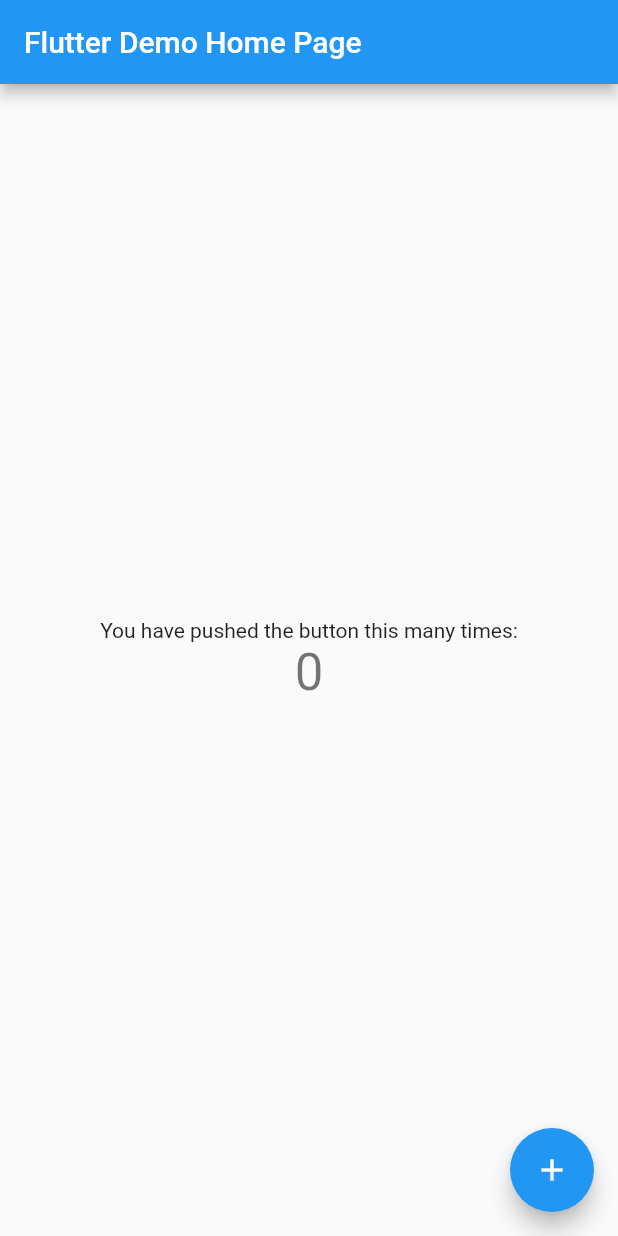
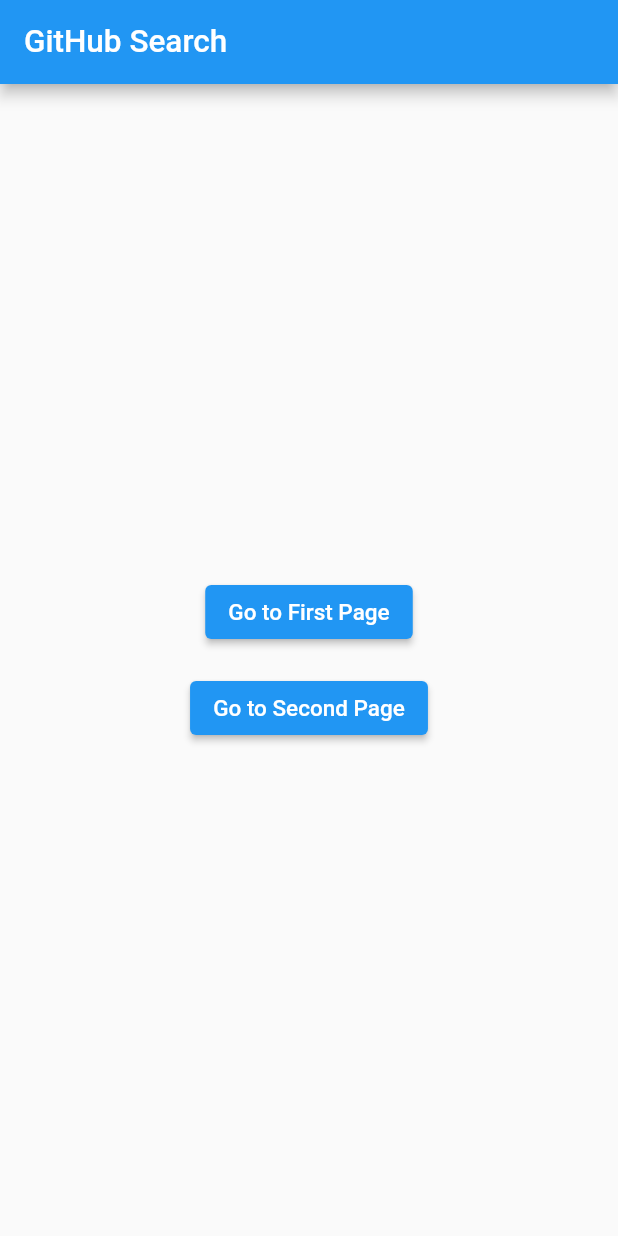
Before and after one commit to kosukesaigusa/flutter-github-search, a Flutter app: the screen it shows after launch, on a phone screen of 412 x 824 dp. Run offline on Flutter 3.47's test engine with Material 2 defaults, Android fonts, the phone set to English and light mode, and no system bars; our stand-ins replace gap, go_router, hooks_riverpod; project files that could hold a hidden picture were left out.

Commit message:
feat: implement base app and setup go router

```diff
--- /dev/null
+++ b/lib/app.dart
@@ -0,0 +1,32 @@
+import 'package:flutter/material.dart';
+
+import 'constants/localization.dart';
+import 'route/go_router.dart';
+
+/// MaterialApp を返すウィジェット。
+/// ここではルートは制御せず、home プロパティに
+/// ScaffoldMessengerNavigator を指定するだけとする。
+class App extends StatelessWidget {
+  const App({Key? key}) : super(key: key);
+  @override
+  Widget build(BuildContext context) {
+    return MaterialApp.router(
+      routeInformationParser: router.routeInformationParser,
+      routerDelegate: router.routerDelegate,
+      key: UniqueKey(),
+      debugShowCheckedModeBanner: false,
+      locale: locale,
+      localizationsDelegates: localizationsDelegates,
+      supportedLocales: const [locale],
+      title: 'flutter-github-search',
+      theme: ThemeData(primarySwatch: Colors.blue).copyWith(),
+      builder: (context, child) {
+        return MediaQuery(
+          // 端末依存のフォントスケールを 1 に固定する
+          data: MediaQuery.of(context).copyWith(textScaleFactor: 1),
+          child: child!,
+        );
+      },
+    );
+  }
+}
--- /dev/null
+++ b/lib/constants/localization.dart
@@ -0,0 +1,10 @@
+import 'package:flutter/material.dart';
+import 'package:flutter_localizations/flutter_localizations.dart';
+
+const locale = Locale('ja', 'JP');
+
+const localizationsDelegates = [
+  GlobalMaterialLocalizations.delegate,
+  GlobalWidgetsLocalizations.delegate,
+  GlobalCupertinoLocalizations.delegate,
+];
--- /dev/null
+++ b/lib/constants/snack_bar.dart
@@ -0,0 +1,4 @@
+import 'package:flutter/material.dart';
+
+const defaultSnackBarBehavior = SnackBarBehavior.floating;
+const defaultSnackBarDuration = Duration(seconds: 3);
--- /dev/null
+++ b/lib/constants/string.dart
@@ -0,0 +1,2 @@
+const generalErrorMessage = 'エラーが発生しました。';
+const networkNotConnected = 'ネットワーク接続がありません。';
--- a/lib/main.dart
+++ b/lib/main.dart
@@ -1,7 +1,25 @@
 import 'package:flutter/material.dart';
+import 'package:flutter/services.dart';
+import 'package:gap/gap.dart';
+import 'package:go_router/go_router.dart';
+import 'package:hooks_riverpod/hooks_riverpod.dart';
 
-void main() {
-  runApp(const MyApp());
+import 'app.dart';
+import 'pages/first/first_page.dart';
+import 'pages/seconde/second_page.dart';
+import 'widgets/root.dart';
+
+Future<void> main() async {
+  WidgetsFlutterBinding.ensureInitialized();
+  // 画面の向きを固定
+  await SystemChrome.setPreferredOrientations([DeviceOrientation.portraitUp]);
+  runApp(
+    const RootWidget(
+      child: ProviderScope(
+        child: App(),
+      ),
+    ),
+  );
 }
 
 class MyApp extends StatelessWidget {
@@ -21,6 +39,8 @@ class MyApp extends StatelessWidget {
 
 class MyHomePage extends StatefulWidget {
   const MyHomePage({Key? key, required this.title}) : super(key: key);
+  static const path = '/';
+  static const name = 'MyHomePage';
 
   final String title;
 
@@ -29,14 +49,6 @@ class MyHomePage extends StatefulWidget {
 }
 
 class _MyHomePageState extends State<MyHomePage> {
-  int _counter = 0;
-
-  void _incrementCounter() {
-    setState(() {
-      _counter++;
-    });
-  }
-
   @override
   Widget build(BuildContext context) {
     return Scaffold(
@@ -47,21 +59,19 @@ class _MyHomePageState extends State<MyHomePage> {
         child: Column(
           mainAxisAlignment: MainAxisAlignment.center,
           children: <Widget>[
-            const Text(
-              'You have pushed the button this many times:',
+            ElevatedButton(
+              // onPressed: () => context.go(FirstPage.path),
+              onPressed: () => GoRouter.of(context).go(FirstPage.path),
+              child: const Text('Go to First Page'),
             ),
-            Text(
-              '$_counter',
-              style: Theme.of(context).textTheme.headline4,
+            const Gap(16),
+            ElevatedButton(
+              onPressed: () => context.go(SecondPage.path),
+              child: const Text('Go to Second Page'),
             ),
           ],
         ),
       ),
-      floatingActionButton: FloatingActionButton(
-        onPressed: _incrementCounter,
-        tooltip: 'Increment',
-        child: const Icon(Icons.add),
-      ),
     );
   }
 }
--- /dev/null
+++ b/lib/route/go_router.dart
@@ -0,0 +1,24 @@
+import 'package:go_router/go_router.dart';
+
+import '../main.dart';
+import '../pages/first/first_page.dart';
+import '../pages/not_found/not_found_page.dart';
+import '../pages/seconde/second_page.dart';
+
+final router = GoRouter(
+  routes: [
+    GoRoute(
+      path: MyHomePage.path,
+      builder: (context, state) => const MyHomePage(title: 'GitHub Search'),
+    ),
+    GoRoute(
+      path: FirstPage.path,
+      builder: (context, state) => const FirstPage(),
+    ),
+    GoRoute(
+      path: SecondPage.path,
+      builder: (context, state) => const SecondPage(),
+    ),
+  ],
+  errorBuilder: (context, state) => NotFoundPage(exception: state.error),
+);
--- /dev/null
+++ b/lib/widgets/root.dart
@@ -0,0 +1,37 @@
+import 'package:flutter/material.dart';
+
+/// runApp() の引数にするべき
+/// アプリケーションのルートのウィジェット
+class RootWidget extends StatefulWidget {
+  const RootWidget({
+    Key? key,
+    required this.child,
+  }) : super(key: key);
+
+  final Widget child;
+
+  static void restart(BuildContext context) {
+    context.findAncestorStateOfType<_RootWidgetState>()?.restart();
+  }
+
+  @override
+  State<StatefulWidget> createState() => _RootWidgetState();
+}
+
+class _RootWidgetState extends State<RootWidget> {
+  Key key = UniqueKey();
+
+  void restart() {
+    setState(() {
+      key = UniqueKey();
+    });
+  }
+
+  @override
+  Widget build(BuildContext context) {
+    return KeyedSubtree(
+      key: key,
+      child: widget.child,
+    );
+  }
+}
--- a/pubspec.yaml
+++ b/pubspec.yaml
@@ -20,6 +20,7 @@ dependencies:
   freezed:
   freezed_annotation:
   gap:
+  go_router:
   hooks_riverpod: 2.0.0-dev.5
   intl:
   json_annotation:
```
Also changed, not shown: lib/pages/first/first_page.dart (added, +14 -0 lines), lib/pages/not_found/not_found_page.dart (added, +19 -0 lines), lib/pages/seconde/second_page.dart (added, +14 -0 lines), lib/widgets/scaffold_messenger_navigator.dart (added, +38 -0 lines), pubspec.lock, 3 other files.
